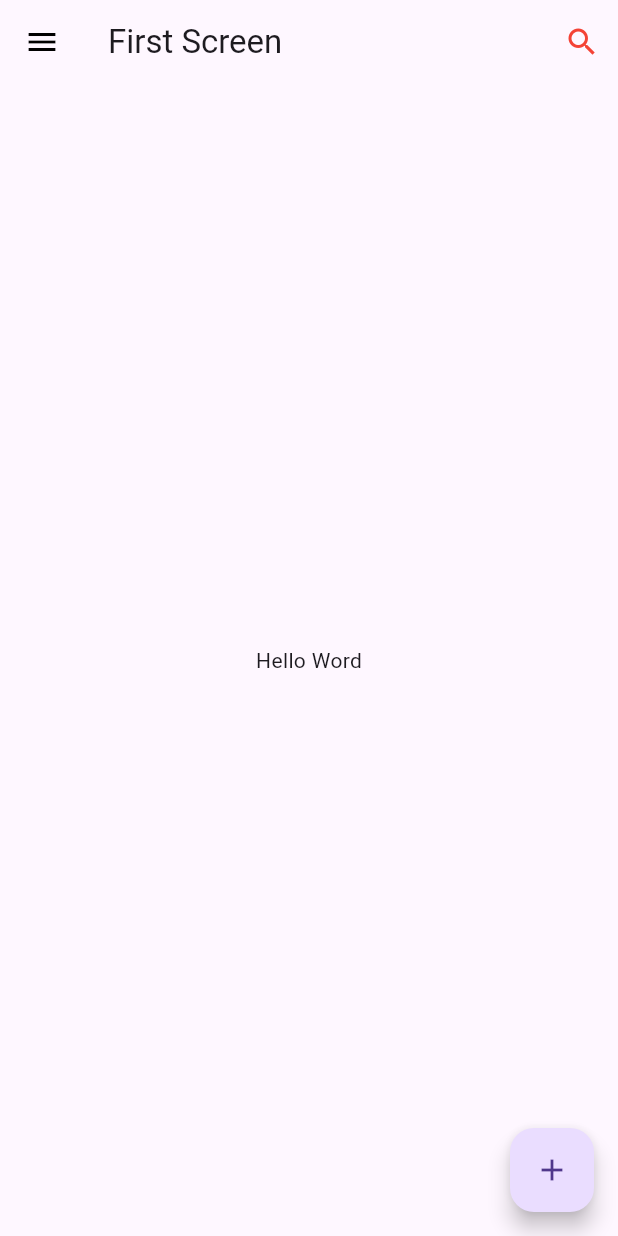
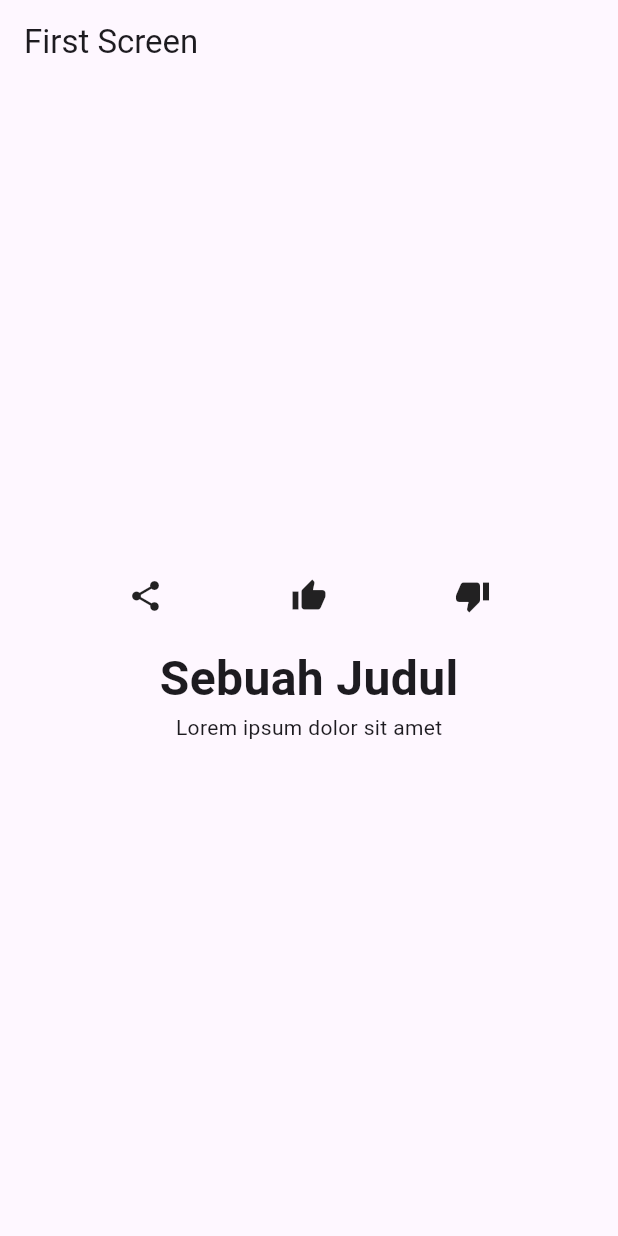
Before and after one commit to imronkyu2/flutter_app, a Flutter app: the screen it shows after launch, on a phone screen of 412 x 824 dp. Run offline on Flutter 3.47's test engine with Material 3 defaults, Android fonts, the phone set to English and light mode, and no system bars.

Commit message:
Learning: Scaffold, StatelessWidget, and StatefulWidget

```diff
--- /dev/null
+++ b/lib/row_and_column.dart
@@ -0,0 +1,56 @@
+import 'package:flutter/material.dart';
+
+void main() => runApp(const MyApp());
+
+class MyApp extends StatelessWidget {
+  const MyApp({Key? key}) : super(key: key);
+
+  @override
+  Widget build(BuildContext context) {
+    return MaterialApp(
+      title: 'Flutter Demo',
+      theme: ThemeData(
+        primarySwatch: Colors.blue,
+      ),
+      home: const FirstScreen(),
+    );
+  }
+}
+
+class FirstScreen extends StatelessWidget {
+  const FirstScreen({Key? key}) : super(key: key);
+
+  @override
+  Widget build(BuildContext context) {
+    return Scaffold(
+      appBar: AppBar(
+        title: const Text('First Screen'),
+      ),
+      body: Center(
+        child: Column(
+          mainAxisAlignment: MainAxisAlignment.center,
+          children: <Widget>[
+            Row(
+              mainAxisAlignment: MainAxisAlignment.spaceEvenly,
+              children: const <Widget>[
+                Icon(Icons.share),
+                Icon(Icons.thumb_up),
+                Icon(Icons.thumb_down),
+              ],
+            ),
+            const SizedBox(height: 20), // Jarak antara Row dan Column berikutnya
+            Column(
+              children: const <Widget>[
+                Text(
+                  'Sebuah Judul',
+                  style: TextStyle(fontSize: 32, fontWeight: FontWeight.bold),
+                ),
+                Text('Lorem ipsum dolor sit amet'),
+              ],
+            ),
+          ],
+        ),
+      ),
+    );
+  }
+}
--- a/lib/scaffold.dart
+++ b/lib/scaffold.dart
@@ -1,6 +1,6 @@
 import 'package:flutter/material.dart';
 
-void main() => runApp(const MyApp());
+// void main() => runApp(MyApp());//Todo: hanya di munculkan ketika mau di run saja
 
 class MyApp extends StatelessWidget {
   const MyApp({Key? key}) : super(key: key);
```
Also changed, not shown: lib/container.dart (added, +85 -0 lines).
